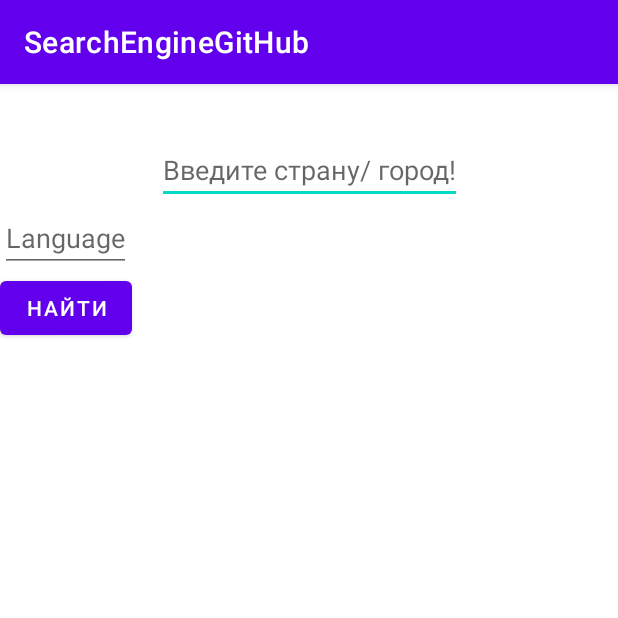
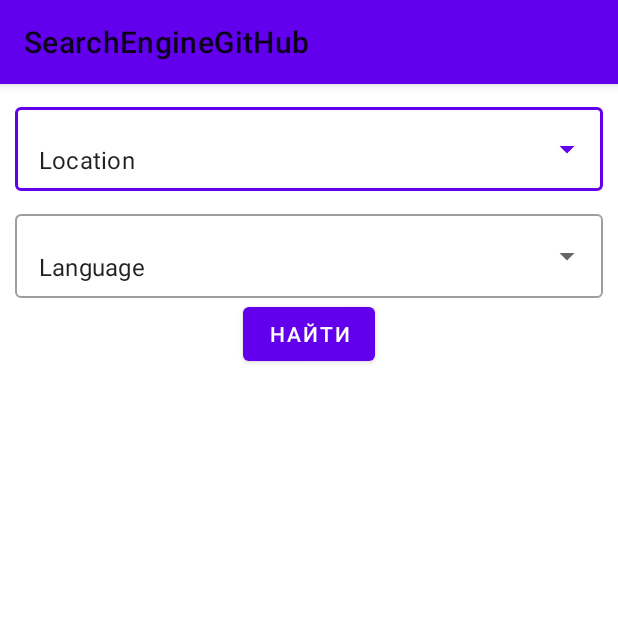
Before and after one commit to Serg8787/SearchEngineGitHub, an Android app: the screen it shows after launch (MainActivity), on a phone screen of 412 x 824 dp, the top half of it. Run offline under Robolectric (Android 15) with nearby library versions, the phone set to English and light mode, and no system bars.

Commit message:
add autoCompleteTV

```diff
--- a/app/src/main/AndroidManifest.xml
+++ b/app/src/main/AndroidManifest.xml
@@ -1,8 +1,9 @@
 <?xml version="1.0" encoding="utf-8"?>
 <manifest xmlns:android="http://schemas.android.com/apk/res/android"
     package="com.example.searchenginegithub">
+
     <uses-permission android:name="android.permission.INTERNET" />
-    <uses-permission android:name="android.permission.ACCESS_WIFI_STATE"/>
+    <uses-permission android:name="android.permission.ACCESS_WIFI_STATE" />
     <uses-permission android:name="android.permission.ACCESS_NETWORK_STATE" />
 
     <application
@@ -12,6 +13,9 @@
         android:roundIcon="@mipmap/ic_launcher_round"
         android:supportsRtl="true"
         android:theme="@style/Theme.SearchEngineGitHub">
+        <activity
+            android:name=".InfoAboutDeveloperActivity"
+            android:exported="true" />
         <activity
             android:name=".MainActivity"
             android:exported="true">
--- a/app/src/main/java/com/example/searchenginegithub/MainActivity.kt
+++ b/app/src/main/java/com/example/searchenginegithub/MainActivity.kt
@@ -2,6 +2,7 @@ package com.example.searchenginegithub
 
 import android.os.Bundle
 import android.util.Log
+import android.widget.ArrayAdapter
 import androidx.appcompat.app.AppCompatActivity
 import androidx.recyclerview.widget.LinearLayoutManager
 import kotlinx.android.synthetic.main.activity_main.*
@@ -9,7 +10,7 @@ import retrofit2.Call
 import retrofit2.Callback
 import retrofit2.Response
 
-class MainActivity : AppCompatActivity() {
+class MainActivity : AppCompatActivity(), ItemCallback {
 
     var adapter: ProgramistAdapter? = null
     lateinit var location: String
@@ -18,8 +19,14 @@ class MainActivity : AppCompatActivity() {
     override fun onCreate(savedInstanceState: Bundle?) {
         super.onCreate(savedInstanceState)
         setContentView(R.layout.activity_main)
-        language = ""
-        location = ""
+
+        val language = resources.getStringArray(R.array.language)
+        val adapterLan = ArrayAdapter(this, R.layout.dropdown_item, language)
+        autoCompleteTVLanguage.setAdapter(adapterLan)
+
+        val location = resources.getStringArray(R.array.location)
+        val adapterLoc = ArrayAdapter(this, R.layout.dropdown_item, location)
+        autoCompleteTVLocation.setAdapter(adapterLoc)
 
         btSearch.setOnClickListener {
             getListProgramist()
@@ -27,8 +34,8 @@ class MainActivity : AppCompatActivity() {
     }
 
     fun getListProgramist() {
-        location = edLocation.text.toString()
-        language = edLanguage.text.toString()
+        language = autoCompleteTVLocation.text.toString()
+        location  = autoCompleteTVLocation.text.toString()
 
         val retrofit = RetrofitClient.getClient("https://api.github.com/").create(API::class.java)
         // наш запрос https://api.github.com/search/users?q=location:ukraine+language:java
@@ -45,11 +52,10 @@ class MainActivity : AppCompatActivity() {
                     if (response.body() != null) {
                         val list: ArrayList<ItemProgramist> =
                             response.body()!!.items as ArrayList<ItemProgramist>
-                        adapter = ProgramistAdapter(baseContext, list)
+                        adapter = ProgramistAdapter(baseContext, list,this@MainActivity)
                         recycler.setLayoutManager(LinearLayoutManager(this@MainActivity));
                         recycler.setAdapter(adapter);
                     }
-                    Log.d("MyLOG", "onRespose " + response.body()!!.total_count.toString())
                 }
 
                 override fun onFailure(call: Call<ResultListProgramist>, t: Throwable) {
@@ -57,4 +63,8 @@ class MainActivity : AppCompatActivity() {
                 }
             })
     }
+
+    override fun infoProgramist(index: Int) {
+        TODO("Not yet implemented")
+    }
 }
--- a/app/src/main/java/com/example/searchenginegithub/ProgramistAdapter.kt
+++ b/app/src/main/java/com/example/searchenginegithub/ProgramistAdapter.kt
@@ -7,13 +7,14 @@ import android.view.ViewGroup
 import androidx.recyclerview.widget.RecyclerView
 import kotlinx.android.synthetic.main.programist_item.view.*
 
-class ProgramistAdapter(val context: Context, val listProgramist: ArrayList<ItemProgramist>) : RecyclerView.Adapter<ViewHolder>(){
+class ProgramistAdapter(val context: Context, val listProgramist: ArrayList<ItemProgramist>,val callback: ItemCallback) : RecyclerView.Adapter<ViewHolder>(){
     override fun onCreateViewHolder(parent: ViewGroup, viewType: Int): ViewHolder {
         return ViewHolder(LayoutInflater.from(context).inflate(R.layout.programist_item, parent, false))
     }
 
     override fun onBindViewHolder(holder: ViewHolder, position: Int) {
         holder.login.text = listProgramist[position].login
+        holder.itemView.setOnClickListener { callback.infoProgramist(position) }
     }
 
     override fun getItemCount(): Int =  listProgramist.size
@@ -24,6 +25,9 @@ class ProgramistAdapter(val context: Context, val listProgramist: ArrayList<Item
 class ViewHolder(itemView: View) : RecyclerView.ViewHolder(itemView) {
     val avatar = itemView.ivAvatarItem
     val login = itemView.tvLogin
+}
+interface ItemCallback {
+    fun infoProgramist(index: Int)
 
 
 }
--- a/app/src/main/res/layout/activity_main.xml
+++ b/app/src/main/res/layout/activity_main.xml
@@ -4,32 +4,59 @@
     xmlns:tools="http://schemas.android.com/tools"
     android:layout_width="match_parent"
     android:layout_height="match_parent"
+
     tools:context=".MainActivity">
 
-    <EditText
-        android:id="@+id/edLocation"
-        android:layout_width="wrap_content"
-        android:layout_height="wrap_content"
-        android:hint="Введите страну/ город!"
-        app:layout_constraintBottom_toBottomOf="parent"
-        app:layout_constraintLeft_toLeftOf="parent"
-        app:layout_constraintRight_toRightOf="parent"
-        app:layout_constraintTop_toTopOf="parent"
-        app:layout_constraintVertical_bias="0.048" />
 
-    <EditText
-        android:id="@+id/edLanguage"
-        android:layout_width="wrap_content"
-        android:layout_height="wrap_content"
-        android:hint="Language"
-        app:layout_constraintTop_toBottomOf="@+id/edLocation"
-        tools:ignore="MissingConstraints" />
     <Button
         android:id="@+id/btSearch"
         android:layout_width="wrap_content"
         android:layout_height="wrap_content"
         android:text="Найти"
-        app:layout_constraintTop_toBottomOf="@+id/edLanguage"/>
+        app:layout_constraintStart_toStartOf="parent"
+        app:layout_constraintEnd_toEndOf="parent"
+        app:layout_constraintTop_toBottomOf="@+id/textInputLanguage"/>
+
+    <com.google.android.material.textfield.TextInputLayout
+        android:id="@+id/textInputLocation"
+        style="@style/Widget.MaterialComponents.TextInputLayout.OutlinedBox.ExposedDropdownMenu"
+        android:layout_width="match_parent"
+        android:layout_height="wrap_content"
+        android:layout_margin="10dp"
+        app:layout_constraintEnd_toEndOf="parent"
+        app:layout_constraintStart_toStartOf="parent"
+        app:layout_constraintTop_toTopOf="parent">
+
+        <AutoCompleteTextView
+            style="@style/Widget.MaterialComponents.AutoCompleteTextView.FilledBox"
+            android:id="@+id/autoCompleteTVLocation"
+            android:layout_width="match_parent"
+            android:layout_height="match_parent"
+            android:layout_weight="1"
+            android:text="Location"
+            android:inputType="none"/>
+    </com.google.android.material.textfield.TextInputLayout>
+
+    <com.google.android.material.textfield.TextInputLayout
+        android:id="@+id/textInputLanguage"
+        style="@style/Widget.MaterialComponents.TextInputLayout.OutlinedBox.ExposedDropdownMenu"
+        android:layout_width="match_parent"
+        android:layout_height="wrap_content"
+        android:layout_margin="10dp"
+        app:layout_constraintEnd_toEndOf="parent"
+        app:layout_constraintStart_toStartOf="parent"
+        app:layout_constraintTop_toBottomOf="@+id/textInputLocation"
+        >
+
+        <AutoCompleteTextView
+            style="@style/Widget.MaterialComponents.AutoCompleteTextView.FilledBox"
+            android:id="@+id/autoCompleteTVLanguage"
+            android:layout_width="match_parent"
+            android:layout_height="match_parent"
+            android:layout_weight="1"
+            android:text="Language"
+            android:inputType="none"/>
+    </com.google.android.material.textfield.TextInputLayout>
 
     <androidx.recyclerview.widget.RecyclerView
         android:id="@+id/recycler"
--- a/app/src/main/res/values/strings.xml
+++ b/app/src/main/res/values/strings.xml
@@ -1,15 +1,12 @@
 <resources>
     <string name="app_name">SearchEngineGitHub</string>
-    <string-array name="fruit_list">
-        <item>Orange</item>
-        <item>Pineapple</item>
-        <item>Banana</item>
-        <item>Mango</item>
-        <item>Grapefruits</item>
-        <item>Pears</item>
-        <item>Coconut</item>
-        <item>Watermelons</item>
-        <item>Blueberries</item>
-        <item>Lemon</item>
+    <string-array name="language">
+        <item>kotlin</item>
+        <item>java</item>
+    </string-array>
+
+    <string-array name="location">
+        <item>usa</item>
+        <item>ukraine</item>
     </string-array>
 </resources>
--- a/app/src/main/res/values/themes.xml
+++ b/app/src/main/res/values/themes.xml
@@ -1,6 +1,6 @@
 <resources xmlns:tools="http://schemas.android.com/tools">
     <!-- Base application theme. -->
-    <style name="Theme.SearchEngineGitHub" parent="Theme.MaterialComponents.DayNight.DarkActionBar">
+    <style name="Theme.SearchEngineGitHub" parent="Theme.MaterialComponents.Light">
         <!-- Primary brand color. -->
         <item name="colorPrimary">@color/purple_500</item>
         <item name="colorPrimaryVariant">@color/purple_700</item>
```
Also changed, not shown: app/src/main/java/com/example/searchenginegithub/InfoAboutDeveloperActivity.kt (added, +11 -0 lines), app/src/main/res/layout/activity_info_about_developer.xml (added, +9 -0 lines), app/src/main/res/layout/dropdown_item.xml (added, +8 -0 lines).
